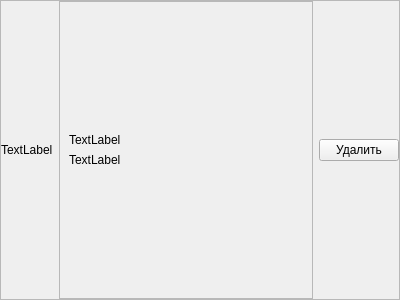
Old version of the form ui/widgets/history_widget.ui in the repository SenyaPevko/MangaReaderApp.
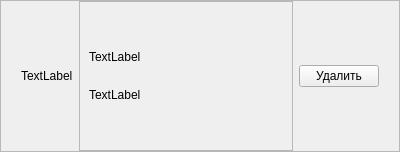
New version of the form.

Commit message: history widget now good sized and can be deleted properly

What changed in the file:
```diff
--- a/ui/widgets/history_widget.ui
+++ b/ui/widgets/history_widget.ui
@@ -7,9 +7,15 @@
     <x>0</x>
     <y>0</y>
     <width>400</width>
-    <height>300</height>
+    <height>152</height>
    </rect>
   </property>
+  <property name="sizePolicy">
+   <sizepolicy hsizetype="Preferred" vsizetype="Fixed">
+    <horstretch>0</horstretch>
+    <verstretch>0</verstretch>
+   </sizepolicy>
+  </property>
   <property name="windowTitle">
    <string>Form</string>
   </property>
@@ -53,6 +59,22 @@
       <property name="bottomMargin">
        <number>0</number>
       </property>
+      <item>
+       <spacer name="horizontalSpacer">
+        <property name="orientation">
+         <enum>Qt::Horizontal</enum>
+        </property>
+        <property name="sizeType">
+         <enum>QSizePolicy::Fixed</enum>
+        </property>
+        <property name="sizeHint" stdset="0">
+         <size>
+          <width>20</width>
+          <height>20</height>
+         </size>
+        </property>
+       </spacer>
+      </item>
       <item>
        <widget class="QLabel" name="image">
         <property name="cursor">
@@ -83,24 +105,17 @@
            <property name="orientation">
             <enum>Qt::Vertical</enum>
            </property>
+           <property name="sizeType">
+            <enum>QSizePolicy::Fixed</enum>
+           </property>
            <property name="sizeHint" stdset="0">
             <size>
              <width>20</width>
-             <height>40</height>
+             <height>30</height>
             </size>
            </property>
           </spacer>
          </item>
-         <item>
-          <widget class="QLabel" name="mangaHistoryLabel">
-           <property name="cursor">
-            <cursorShape>PointingHandCursor</cursorShape>
-           </property>
-           <property name="text">
-            <string>TextLabel</string>
-           </property>
-          </widget>
-         </item>
          <item>
           <widget class="QLabel" name="mangaNameLabel">
            <property name="sizePolicy">
@@ -117,15 +132,28 @@
            </property>
           </widget>
          </item>
+         <item>
+          <widget class="QLabel" name="mangaHistoryLabel">
+           <property name="cursor">
+            <cursorShape>PointingHandCursor</cursorShape>
+           </property>
+           <property name="text">
+            <string>TextLabel</string>
+           </property>
+          </widget>
+         </item>
          <item>
           <spacer name="verticalSpacer">
            <property name="orientation">
             <enum>Qt::Vertical</enum>
            </property>
+           <property name="sizeType">
+            <enum>QSizePolicy::Fixed</enum>
+           </property>
            <property name="sizeHint" stdset="0">
             <size>
              <width>20</width>
-             <height>40</height>
+             <height>30</height>
             </size>
            </property>
           </spacer>
@@ -143,6 +171,22 @@
         </property>
        </widget>
       </item>
+      <item>
+       <spacer name="horizontalSpacer_2">
+        <property name="orientation">
+         <enum>Qt::Horizontal</enum>
+        </property>
+        <property name="sizeType">
+         <enum>QSizePolicy::Fixed</enum>
+        </property>
+        <property name="sizeHint" stdset="0">
+         <size>
+          <width>20</width>
+          <height>20</height>
+         </size>
+        </property>
+       </spacer>
+      </item>
      </layout>
     </widget>
    </item>
```
The commit also changes 7 other files.
